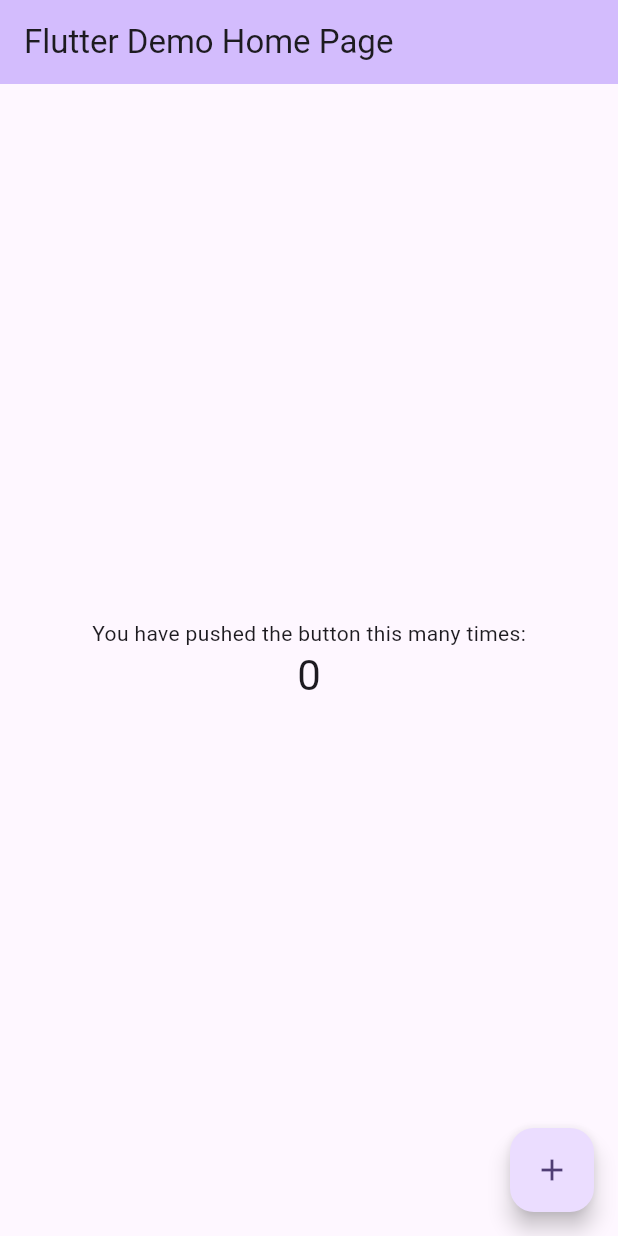
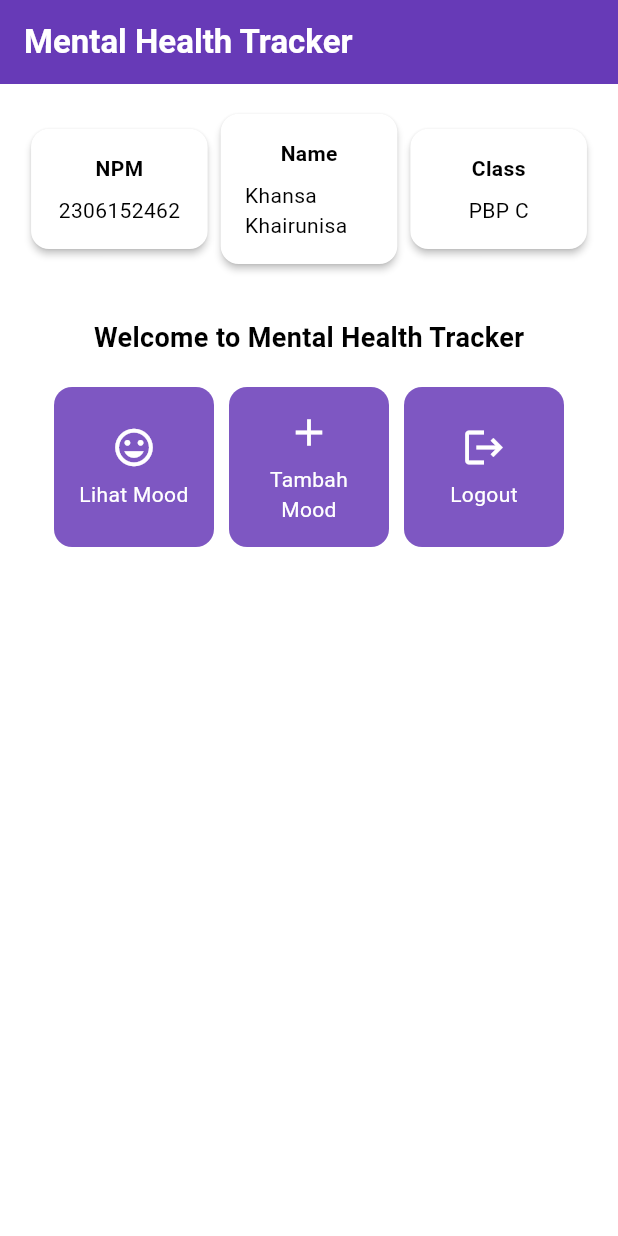
Before and after one commit to khansakhai/mental-health-tracker-mobile, a Flutter app: the screen it shows after launch, on a phone screen of 412 x 824 dp. Run offline on Flutter 3.47's test engine with Material 3 defaults, Android fonts, the phone set to English and light mode, and no system bars.

Commit message:
tutorial 6

```diff
--- a/lib/main.dart
+++ b/lib/main.dart
@@ -1,4 +1,5 @@
 import 'package:flutter/material.dart';
+import 'package:mental_health_tracker/menu.dart';
 
 void main() {
   runApp(const MyApp());
@@ -6,120 +7,17 @@ void main() {
 
 class MyApp extends StatelessWidget {
   const MyApp({super.key});
-
-  // This widget is the root of your application.
   @override
   Widget build(BuildContext context) {
     return MaterialApp(
       title: 'Flutter Demo',
       theme: ThemeData(
-        // This is the theme of your application.
-        //
-        // TRY THIS: Try running your application with "flutter run". You'll see
-        // the application has a purple toolbar. Then, without quitting the app,
-        // try changing the seedColor in the colorScheme below to Colors.green
-        // and then invoke "hot reload" (save your changes or press the "hot
-        // reload" button in a Flutter-supported IDE, or press "r" if you used
-        // the command line to start the app).
-        //
-        // Notice that the counter didn't reset back to zero; the application
-        // state is not lost during the reload. To reset the state, use hot
-        // restart instead.
-        //
-        // This works for code too, not just values: Most code changes can be
-        // tested with just a hot reload.
-        colorScheme: ColorScheme.fromSeed(seedColor: Colors.deepPurple),
+        colorScheme: ColorScheme.fromSwatch(
+          primarySwatch: Colors.deepPurple,
+        ).copyWith(secondary: Colors.deepPurple[400]),
         useMaterial3: true,
       ),
-      home: const MyHomePage(title: 'Flutter Demo Home Page'),
+      home: MyHomePage(),
     );
   }
 }
-
-class MyHomePage extends StatefulWidget {
-  const MyHomePage({super.key, required this.title});
-
-  // This widget is the home page of your application. It is stateful, meaning
-  // that it has a State object (defined below) that contains fields that affect
-  // how it looks.
-
-  // This class is the configuration for the state. It holds the values (in this
-  // case the title) provided by the parent (in this case the App widget) and
-  // used by the build method of the State. Fields in a Widget subclass are
-  // always marked "final".
-
-  final String title;
-
-  @override
-  State<MyHomePage> createState() => _MyHomePageState();
-}
-
-class _MyHomePageState extends State<MyHomePage> {
-  int _counter = 0;
-
-  void _incrementCounter() {
-    setState(() {
-      // This call to setState tells the Flutter framework that something has
-      // changed in this State, which causes it to rerun the build method below
-      // so that the display can reflect the updated values. If we changed
-      // _counter without calling setState(), then the build method would not be
-      // called again, and so nothing would appear to happen.
-      _counter++;
-    });
-  }
-
-  @override
-  Widget build(BuildContext context) {
-    // This method is rerun every time setState is called, for instance as done
-    // by the _incrementCounter method above.
-    //
-    // The Flutter framework has been optimized to make rerunning build methods
-    // fast, so that you can just rebuild anything that needs updating rather
-    // than having to individually change instances of widgets.
-    return Scaffold(
-      appBar: AppBar(
-        // TRY THIS: Try changing the color here to a specific color (to
-        // Colors.amber, perhaps?) and trigger a hot reload to see the AppBar
-        // change color while the other colors stay the same.
-        backgroundColor: Theme.of(context).colorScheme.inversePrimary,
-        // Here we take the value from the MyHomePage object that was created by
-        // the App.build method, and use it to set our appbar title.
-        title: Text(widget.title),
-      ),
-      body: Center(
-        // Center is a layout widget. It takes a single child and positions it
-        // in the middle of the parent.
-        child: Column(
-          // Column is also a layout widget. It takes a list of children and
-          // arranges them vertically. By default, it sizes itself to fit its
-          // children horizontally, and tries to be as tall as its parent.
-          //
-          // Column has various properties to control how it sizes itself and
-          // how it positions its children. Here we use mainAxisAlignment to
-          // center the children vertically; the main axis here is the vertical
-          // axis because Columns are vertical (the cross axis would be
-          // horizontal).
-          //
-          // TRY THIS: Invoke "debug painting" (choose the "Toggle Debug Paint"
-          // action in the IDE, or press "p" in the console), to see the
-          // wireframe for each widget.
-          mainAxisAlignment: MainAxisAlignment.center,
-          children: <Widget>[
-            const Text(
-              'You have pushed the button this many times:',
-            ),
-            Text(
-              '$_counter',
-              style: Theme.of(context).textTheme.headlineMedium,
-            ),
-          ],
-        ),
-      ),
-      floatingActionButton: FloatingActionButton(
-        onPressed: _incrementCounter,
-        tooltip: 'Increment',
-        child: const Icon(Icons.add),
-      ), // This trailing comma makes auto-formatting nicer for build methods.
-    );
-  }
-}
--- /dev/null
+++ b/lib/menu.dart
@@ -0,0 +1,150 @@
+import 'package:flutter/material.dart';
+
+class MyHomePage extends StatelessWidget {
+  MyHomePage({super.key});
+  final String npm = '2306152462';
+  final String name = 'Khansa Khairunisa';
+  final String className = 'PBP C';
+
+  final List<ItemHomepage> items = [
+    ItemHomepage("Lihat Mood", Icons.mood),
+    ItemHomepage("Tambah Mood", Icons.add),
+    ItemHomepage("Logout", Icons.logout),
+  ];
+
+  @override
+  Widget build(BuildContext context) {
+    return Scaffold(
+      appBar: AppBar(
+        title: const Text(
+          'Mental Health Tracker',
+          style: TextStyle(
+            color: Colors.white,
+            fontWeight: FontWeight.bold,
+          ),
+        ),
+        backgroundColor: Theme.of(context).colorScheme.primary,
+      ),
+      body: Padding(
+        padding: const EdgeInsets.all(16.0),
+        child: Column(
+          crossAxisAlignment: CrossAxisAlignment.center,
+          children: [
+            Row(
+              mainAxisAlignment: MainAxisAlignment.spaceEvenly,
+              children: [
+                InfoCard(title: 'NPM', content: npm),
+                InfoCard(title: 'Name', content: name),
+                InfoCard(title: 'Class', content: className),
+              ],
+            ),
+            const SizedBox(height: 16.0),
+            Center(
+              child: Column(
+                children: [
+                  const Padding(
+                    padding: EdgeInsets.only(top: 16.0),
+                    child: Text(
+                      'Welcome to Mental Health Tracker',
+                      style: TextStyle(
+                        fontWeight: FontWeight.bold,
+                        fontSize: 18.0,
+                      ),
+                    ),
+                  ),
+                  GridView.count(
+                    primary: true,
+                    padding: const EdgeInsets.all(20),
+                    crossAxisSpacing: 10,
+                    mainAxisSpacing: 10,
+                    crossAxisCount: 3,
+                    shrinkWrap: true,
+                    children: items.map((ItemHomepage item) {
+                      return ItemCard(item);
+                    }).toList(),
+                  ),
+                ],
+              ),
+            ),
+          ],
+        ),
+      ),
+    );
+  }
+}
+
+class InfoCard extends StatelessWidget {
+  final String title;
+  final String content;
+
+  const InfoCard({super.key, required this.title, required this.content});
+
+  @override
+  Widget build(BuildContext context) {
+    return Card(
+      elevation: 2.0,
+      child: Container(
+        width: MediaQuery.of(context).size.width / 3.5,
+        padding: const EdgeInsets.all(16.0),
+        child: Column(
+          children: [
+            Text(
+              title,
+              style: const TextStyle(fontWeight: FontWeight.bold),
+            ),
+            const SizedBox(height: 8.0),
+            Text(content),
+          ],
+        ),
+      ),
+    );
+  }
+}
+
+class ItemHomepage {
+  final String name;
+  final IconData icon;
+
+  ItemHomepage(this.name, this.icon);
+}
+
+class ItemCard extends StatelessWidget {
+  final ItemHomepage item;
+  const ItemCard(this.item, {super.key});
+  @override
+  Widget build(BuildContext context) {
+    return Material(
+      color: Theme.of(context).colorScheme.secondary,
+      borderRadius: BorderRadius.circular(12),
+      child: InkWell(
+        onTap: () {
+          ScaffoldMessenger.of(context)
+            ..hideCurrentSnackBar()
+            ..showSnackBar(SnackBar(
+                content: Text("Kamu telah menekan tombol ${item.name}!")));
+        },
+        child: Container(
+          padding: const EdgeInsets.all(8),
+          child: Center(
+            child: Column(
+              mainAxisAlignment: MainAxisAlignment.center,
+              children: [
+                Icon(
+                  item.icon,
+                  color: Colors.white,
+                  size: 30.0,
+                ),
+                const Padding(padding: EdgeInsets.all(3)),
+                Text(
+                  item.name,
+                  textAlign: TextAlign.center,
+                  style: const TextStyle(color: Colors.white),
+                ),
+              ],
+            ),
+          ),
+        ),
+      ),
+    );
+  }
+}
```
